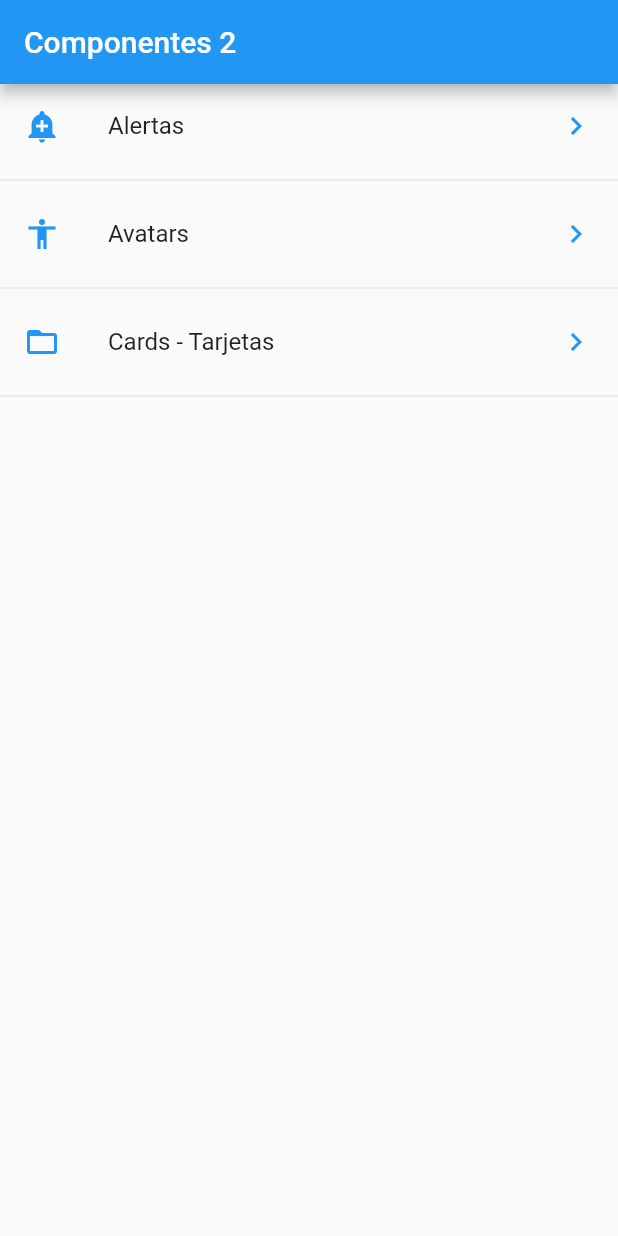
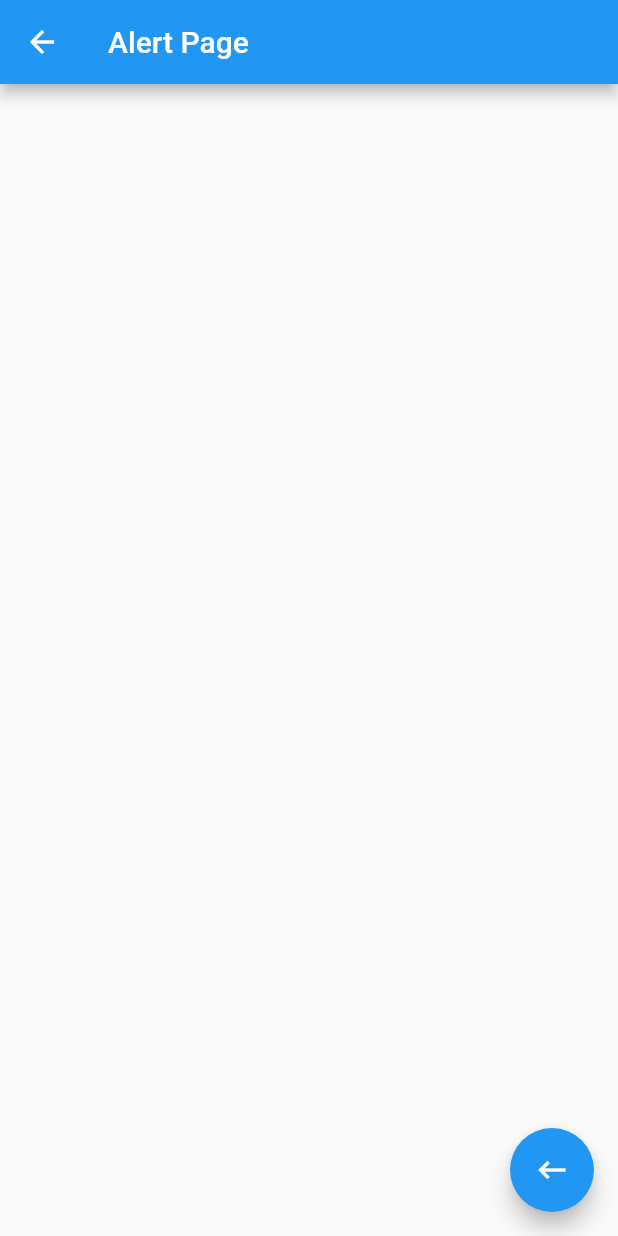
Before and after one commit to leopg17/componentes2, a Flutter app: the screen it shows after launch, after a tap on "Alertas", on a phone screen of 412 x 824 dp. Run offline on Flutter 3.47's test engine with Material 2 defaults, Android fonts, the phone set to English and light mode, and no system bars.

```diff
--- /dev/null
+++ b/lib/src/pages/alert_page.dart
@@ -0,0 +1,20 @@
+import 'package:flutter/material.dart';
+
+
+class AlertPage extends StatelessWidget {
+  @override
+  Widget build(BuildContext context) {
+    return Scaffold(
+      appBar: AppBar(
+        title: Text('Alert Page'),
+
+      ),
+      floatingActionButton: FloatingActionButton(
+        child: Icon(Icons.keyboard_backspace),
+        onPressed: (){
+          Navigator.pop(context);
+        },
+      ),
+    );
+  }
+}
--- a/lib/src/pages/home_page.dart
+++ b/lib/src/pages/home_page.dart
@@ -1,5 +1,7 @@
 
+import 'package:componentes2/src/pages/alert_page.dart';
 import 'package:componentes2/src/utils/icono_string_util.dart';
+import 'package:flutter/cupertino.dart';
 import 'package:flutter/material.dart';
 
 import 'package:componentes2/src/providers/menu_provider.dart';
@@ -33,7 +35,7 @@ class HomePage extends StatelessWidget {
         print(snapshot.data);
 
         return ListView(
-          children: _listaItems(snapshot.data),
+          children: _listaItems(snapshot.data, context),
         );
 
       },
@@ -49,7 +51,7 @@ class HomePage extends StatelessWidget {
     ); */
   }
 
-  List<Widget> _listaItems(List<dynamic> data) {
+  List<Widget> _listaItems(List<dynamic> data, BuildContext context) {
     final List<Widget> opciones = [];
 
     data.forEach((opt){
@@ -59,6 +61,12 @@ class HomePage extends StatelessWidget {
         leading: getIcon(opt['icon']),
         trailing: Icon(Icons.keyboard_arrow_right, color: Colors.blue),
         onTap: (){
+
+          final route = MaterialPageRoute(
+            builder: (context) =>AlertPage()
+          );
+
+          Navigator.push(context, route);
 
         },
       );
```
Also changed, not shown: lib/src/pages/avatar_page.dart (added, +14 -0 lines).
